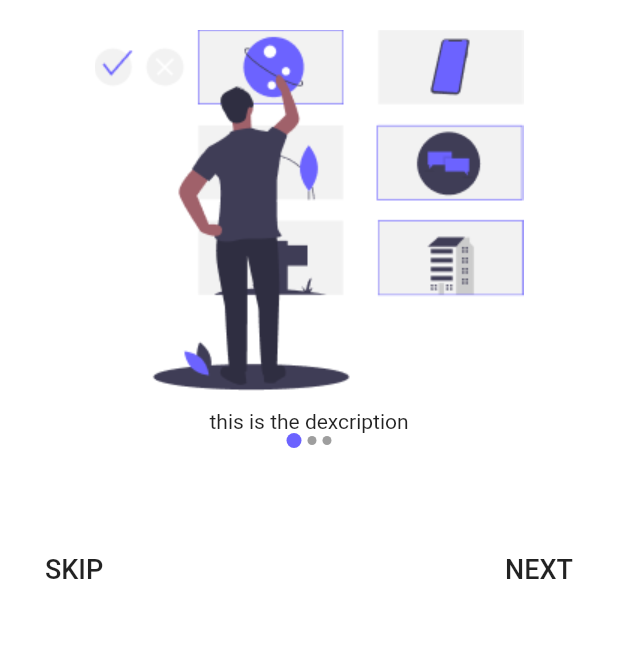
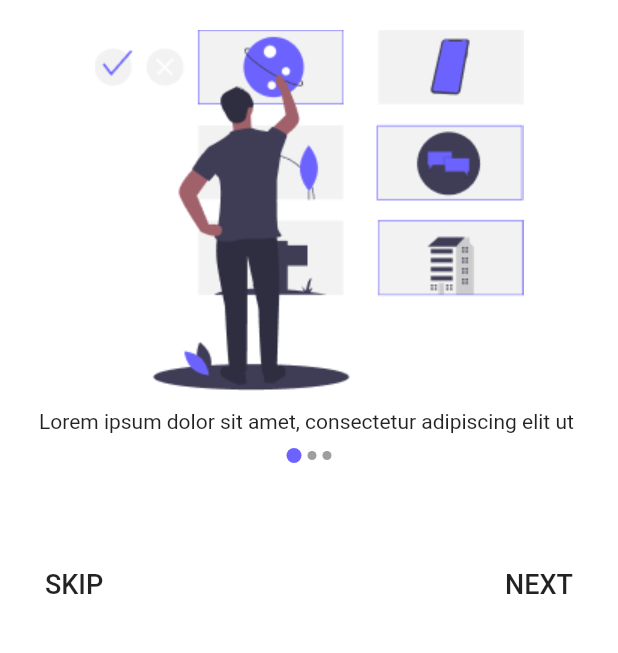
Before and after one commit to phawazzzy/todo-assistance, a Flutter app: the screen it shows after launch, on a phone screen of 412 x 824 dp, the part 248-901 px from its top. Run offline on Flutter 3.47's test engine with Material 2 defaults, Android fonts, the light colour scheme and no system bars.

Commit message:
onboarding screens done

```diff
--- a/lib/onboarding/data.dart
+++ b/lib/onboarding/data.dart
@@ -0,0 +1,66 @@
+class SliderModel{
+
+  String imageAssetPath;
+  String title;
+  String desc;
+
+  SliderModel({this.imageAssetPath,this.title,this.desc});
+
+  void setImageAssetPath(String getImageAssetPath){
+    imageAssetPath = getImageAssetPath;
+  }
+
+  void setTitle(String getTitle){
+    title = getTitle;
+  }
+
+  void setDesc(String getDesc){
+    desc = getDesc;
+  }
+
+  String getImageAssetPath(){
+    return imageAssetPath;
+  }
+
+  String getTitle(){
+    return title;
+  }
+
+  String getDesc(){
+    return desc;
+  }
+
+}
+
+
+List<SliderModel> getSlides(){
+
+  List<SliderModel> slides = new List<SliderModel>();
+  SliderModel sliderModel = new SliderModel();
+
+  //1
+  sliderModel.setDesc("Lorem ipsum dolor sit amet, consectetur adipiscing elit ut ");
+  sliderModel.setTitle("Welcome to Todo Assistance");
+  sliderModel.setImageAssetPath("asset/images/onboard1.png");
+  slides.add(sliderModel);
+
+  sliderModel = new SliderModel();
+
+  //2
+  sliderModel.setDesc("Lorem ipsum dolor sit amet, consectetur adipiscing elit ut ");
+  sliderModel.setTitle("Keep Track");
+  sliderModel.setImageAssetPath("asset/images/onboard2.png");
+  slides.add(sliderModel);
+
+  sliderModel = new SliderModel();
+
+  //3
+  sliderModel.setDesc("Lorem ipsum dolor sit amet, consectetur adipiscing elit ut ");
+  sliderModel.setTitle("Automatically organiz");
+  sliderModel.setImageAssetPath("asset/images/onboard3.png");
+  slides.add(sliderModel);
+
+  sliderModel = new SliderModel();
+
+  return slides;
+}
--- a/lib/onboarding/onboardScreen.dart
+++ b/lib/onboarding/onboardScreen.dart
@@ -1,6 +1,9 @@
 import 'package:flutter/material.dart';
+import 'package:todoassistance/onboarding/data.dart';
 
 int slideIndex = 0;
+PageController pageController;
+
 class OnBoard extends StatefulWidget {
   @override
   _OnBoardState createState() => _OnBoardState();
@@ -8,7 +11,17 @@ class OnBoard extends StatefulWidget {
 
 class _OnBoardState extends State<OnBoard> {
 
-  PageController pageController = PageController(initialPage: 0);
+  List<SliderModel> mySlides = List<SliderModel>();
+
+//  PageController pageController;
+
+  @override
+  void initState() {
+    // TODO: implement initState
+    super.initState();
+    mySlides = getSlides();
+    pageController = PageController();
+  }
   @override
   Widget build(BuildContext context) {
     return Scaffold(
@@ -27,20 +40,11 @@ class _OnBoardState extends State<OnBoard> {
               });
             },
             children: <Widget>[
-              SlideTile(
-                imagePath: 'asset/images/onboard1.png',
-                title: 'Welcome to Todo Assistance',
-                desc: 'this is the dexcription',
-              ),
-              SlideTile(
-                imagePath: 'asset/images/onboard1.png',
-                title: 'Keep Track',
-                desc: 'this is the dexcription',
-              ),
-              SlideTile(
-                imagePath: 'asset/images/onboard1.png',
-                title: 'Automatically organize',
-                desc: 'this is the dexcription',
+              for(int i =0 ; i< mySlides.length; i++)  SlideTile(
+                imagePath: mySlides[i].getImageAssetPath(),
+                title: mySlides[i].getTitle(),
+                desc: mySlides[i].getDesc(),
+                slidelength: mySlides.length,
               ),
             ],
           ),
@@ -52,8 +56,9 @@ class _OnBoardState extends State<OnBoard> {
 
 class SlideTile extends StatelessWidget {
   String imagePath, title, desc;
+  int slidelength;
 
-  SlideTile({this.imagePath, this.title, this.desc});
+  SlideTile({this.imagePath, this.title, this.desc, this.slidelength});
 //  int slideIndex = 0;
 
   Widget pageIndicator(bool isCurrentPage) {
@@ -86,18 +91,20 @@ class SlideTile extends StatelessWidget {
             height: 12,
           ),
           Text(desc),
+          SizedBox(height: 10,),
           Row(
             mainAxisAlignment: MainAxisAlignment.center,
             children: <Widget>[
-              for (int i = 0; i < 3; i++)
+              for (int i = 0; i < slidelength; i++)
                 i == slideIndex ? pageIndicator(true) : pageIndicator(false),
             ],
           ),
           SizedBox(
             height: 20,
           ),
-          slideIndex == 2 ?
+          slideIndex == slidelength -1?
           Container(
+            margin: EdgeInsets.only(right: 20.0, top: 50.0, left: 20.0),
             padding: EdgeInsets.symmetric(horizontal: 12, vertical: 12),
             width: MediaQuery.of(context).size.width - 200,
             decoration: BoxDecoration(
@@ -117,12 +124,16 @@ class SlideTile extends StatelessWidget {
                 children: <Widget>[
                   InkWell(
                     splashColor: Color(0xFF6C6FFF),
-                    onTap: () {},
+                    onTap: () {
+                      pageController.animateToPage(slidelength -1, duration: Duration(milliseconds: 500), curve: Curves.linear);
+                    },
                     child: Text('SKIP', style: TextStyle(fontSize: 18, fontWeight: FontWeight.w500),),
                   ),
                   InkWell(
                     splashColor: Color(0xFF6C63FF),
-                    onTap: () {},
+                    onTap: () {
+                      pageController.animateToPage(slideIndex + 1, duration: Duration(milliseconds: 500), curve: Curves.linear);
+                    },
                     child: Text('NEXT', style: TextStyle(fontSize: 18, fontWeight: FontWeight.w500),),
                   ),
                 ]),
```
